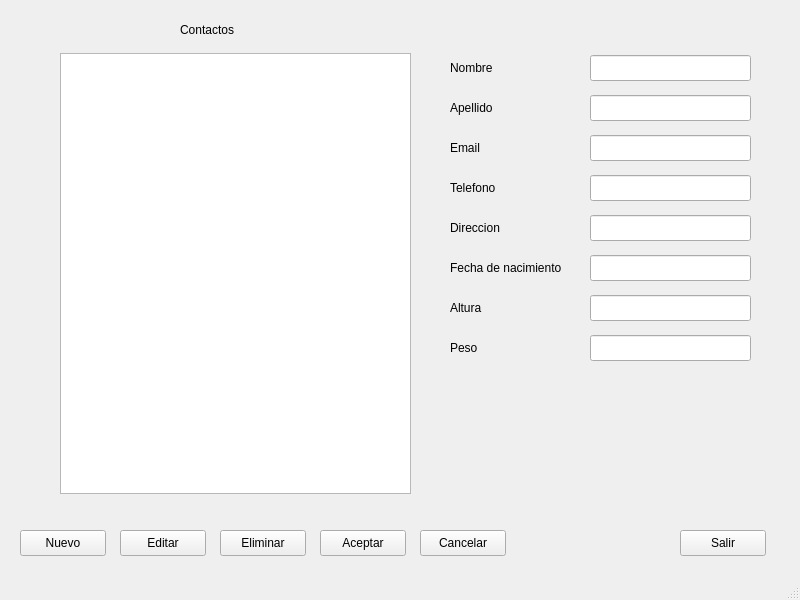
The window that agenda.ui (alonsoarol/agenda) describes before a commit, drawn with Qt 5.
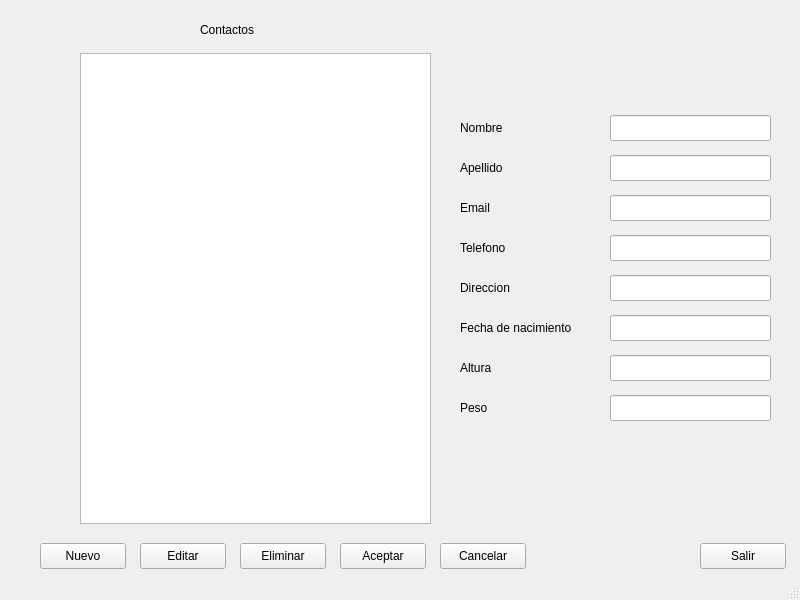
The same window after the commit.

```diff
--- a/agenda.ui
+++ b/agenda.ui
@@ -17,18 +17,18 @@
    <widget class="QListWidget" name="lista">
     <property name="geometry">
      <rect>
-      <x>60</x>
+      <x>80</x>
       <y>53</y>
       <width>351</width>
-      <height>441</height>
+      <height>471</height>
      </rect>
     </property>
    </widget>
    <widget class="QPushButton" name="bNuevo">
     <property name="geometry">
      <rect>
-      <x>20</x>
-      <y>530</y>
+      <x>40</x>
+      <y>543</y>
       <width>86</width>
       <height>26</height>
      </rect>
@@ -40,8 +40,8 @@
    <widget class="QLineEdit" name="nombre">
     <property name="geometry">
      <rect>
-      <x>590</x>
-      <y>55</y>
+      <x>610</x>
+      <y>115</y>
       <width>161</width>
       <height>26</height>
      </rect>
@@ -50,8 +50,8 @@
    <widget class="QLineEdit" name="apellido">
     <property name="geometry">
      <rect>
-      <x>590</x>
-      <y>95</y>
+      <x>610</x>
+      <y>155</y>
       <width>161</width>
       <height>26</height>
      </rect>
@@ -60,8 +60,8 @@
    <widget class="QLineEdit" name="telefono">
     <property name="geometry">
      <rect>
-      <x>590</x>
-      <y>175</y>
+      <x>610</x>
+      <y>235</y>
       <width>161</width>
       <height>26</height>
      </rect>
@@ -70,8 +70,8 @@
    <widget class="QLineEdit" name="email">
     <property name="geometry">
      <rect>
-      <x>590</x>
-      <y>135</y>
+      <x>610</x>
+      <y>195</y>
       <width>161</width>
       <height>26</height>
      </rect>
@@ -80,8 +80,8 @@
    <widget class="QLineEdit" name="altura">
     <property name="geometry">
      <rect>
-      <x>590</x>
-      <y>295</y>
+      <x>610</x>
+      <y>355</y>
       <width>161</width>
       <height>26</height>
      </rect>
@@ -90,8 +90,8 @@
    <widget class="QLineEdit" name="peso">
     <property name="geometry">
      <rect>
-      <x>590</x>
-      <y>335</y>
+      <x>610</x>
+      <y>395</y>
       <width>161</width>
       <height>26</height>
      </rect>
@@ -100,8 +100,8 @@
    <widget class="QLineEdit" name="fechanac">
     <property name="geometry">
      <rect>
-      <x>590</x>
-      <y>255</y>
+      <x>610</x>
+      <y>315</y>
       <width>161</width>
       <height>26</height>
      </rect>
@@ -110,8 +110,8 @@
    <widget class="QLineEdit" name="direccion">
     <property name="geometry">
      <rect>
-      <x>590</x>
-      <y>215</y>
+      <x>610</x>
+      <y>275</y>
       <width>161</width>
       <height>26</height>
      </rect>
@@ -120,8 +120,8 @@
    <widget class="QPushButton" name="bEditar">
     <property name="geometry">
      <rect>
-      <x>120</x>
-      <y>530</y>
+      <x>140</x>
+      <y>543</y>
       <width>86</width>
       <height>26</height>
      </rect>
@@ -133,8 +133,8 @@
    <widget class="QPushButton" name="bEliminar">
     <property name="geometry">
      <rect>
-      <x>220</x>
-      <y>530</y>
+      <x>240</x>
+      <y>543</y>
       <width>86</width>
       <height>26</height>
      </rect>
@@ -146,8 +146,8 @@
    <widget class="QPushButton" name="bAceptar">
     <property name="geometry">
      <rect>
-      <x>320</x>
-      <y>530</y>
+      <x>340</x>
+      <y>543</y>
       <width>86</width>
       <height>26</height>
      </rect>
@@ -159,8 +159,8 @@
    <widget class="QPushButton" name="bCancelar">
     <property name="geometry">
      <rect>
-      <x>420</x>
-      <y>530</y>
+      <x>440</x>
+      <y>543</y>
       <width>86</width>
       <height>26</height>
      </rect>
@@ -172,8 +172,8 @@
    <widget class="QLabel" name="label">
     <property name="geometry">
      <rect>
-      <x>450</x>
-      <y>60</y>
+      <x>460</x>
+      <y>120</y>
       <width>58</width>
       <height>16</height>
      </rect>
@@ -185,8 +185,8 @@
    <widget class="QLabel" name="label_2">
     <property name="geometry">
      <rect>
-      <x>450</x>
-      <y>100</y>
+      <x>460</x>
+      <y>160</y>
       <width>58</width>
       <height>16</height>
      </rect>
@@ -198,8 +198,8 @@
    <widget class="QLabel" name="label_3">
     <property name="geometry">
      <rect>
-      <x>450</x>
-      <y>180</y>
+      <x>460</x>
+      <y>240</y>
       <width>58</width>
       <height>16</height>
      </rect>
@@ -211,8 +211,8 @@
    <widget class="QLabel" name="label_4">
     <property name="geometry">
      <rect>
-      <x>450</x>
-      <y>140</y>
+      <x>460</x>
+      <y>200</y>
       <width>58</width>
       <height>16</height>
      </rect>
@@ -224,8 +224,8 @@
    <widget class="QLabel" name="label_5">
     <property name="geometry">
      <rect>
-      <x>450</x>
-      <y>300</y>
+      <x>460</x>
+      <y>360</y>
       <width>58</width>
       <height>16</height>
      </rect>
@@ -237,8 +237,8 @@
    <widget class="QLabel" name="label_6">
     <property name="geometry">
      <rect>
-      <x>450</x>
-      <y>220</y>
+      <x>460</x>
+      <y>280</y>
       <width>58</width>
       <height>16</height>
      </rect>
@@ -250,8 +250,8 @@
    <widget class="QLabel" name="label_7">
     <property name="geometry">
      <rect>
-      <x>450</x>
-      <y>340</y>
+      <x>460</x>
+      <y>400</y>
       <width>58</width>
       <height>16</height>
      </rect>
@@ -263,9 +263,9 @@
    <widget class="QLabel" name="label_8">
     <property name="geometry">
      <rect>
-      <x>450</x>
-      <y>260</y>
-      <width>121</width>
+      <x>460</x>
+      <y>320</y>
+      <width>131</width>
       <height>16</height>
      </rect>
     </property>
@@ -276,7 +276,7 @@
    <widget class="QLabel" name="label_9">
     <property name="geometry">
      <rect>
-      <x>180</x>
+      <x>200</x>
       <y>20</y>
       <width>161</width>
       <height>20</height>
@@ -292,8 +292,8 @@
    <widget class="QPushButton" name="bSalir">
     <property name="geometry">
      <rect>
-      <x>680</x>
-      <y>530</y>
+      <x>700</x>
+      <y>543</y>
       <width>86</width>
       <height>26</height>
      </rect>
@@ -302,6 +302,22 @@
      <string>Salir</string>
     </property>
    </widget>
+   <widget class="QLabel" name="labelContacto">
+    <property name="geometry">
+     <rect>
+      <x>500</x>
+      <y>50</y>
+      <width>271</width>
+      <height>20</height>
+     </rect>
+    </property>
+    <property name="styleSheet">
+     <string notr="true">font: 75 24pt &quot;DejaVu Sans&quot;;</string>
+    </property>
+    <property name="text">
+     <string/>
+    </property>
+   </widget>
   </widget>
   <widget class="QStatusBar" name="statusbar"/>
  </widget>
```
